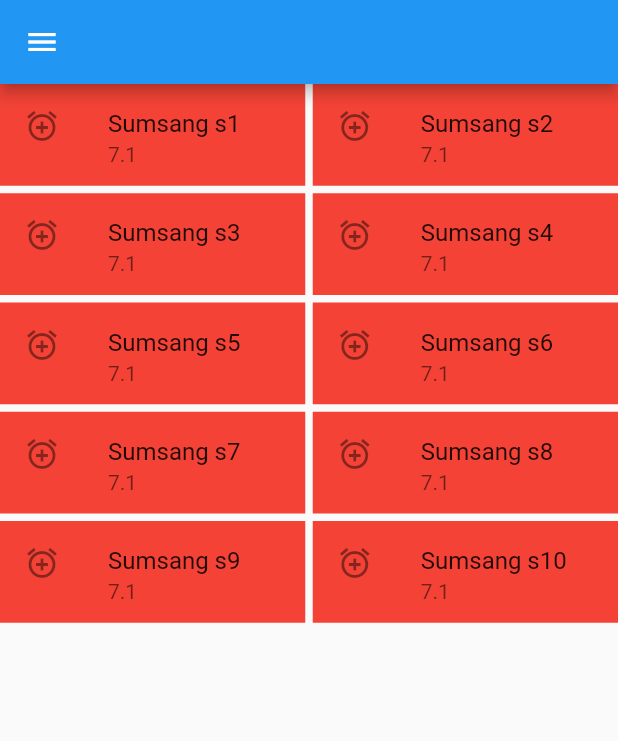
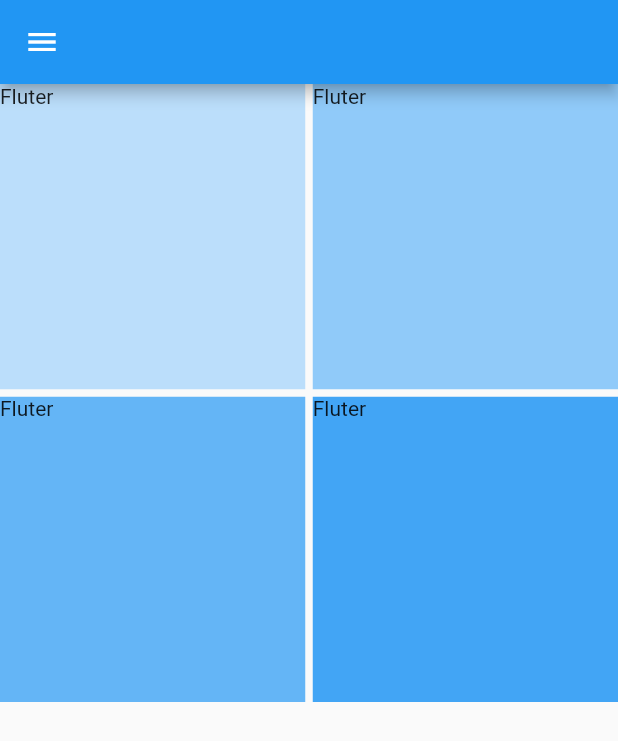
Before and after one commit to wejden7/Flutter_Tutorial, a Flutter app: the screen it shows after launch, on a phone screen of 412 x 824 dp. Shown: the top 741 px of the screen. Run offline on Flutter 3.47's test engine with Material 2 defaults, Android fonts, the phone set to English and light mode, and no system bars.

Commit message:
GridView

```diff
--- a/lib/NewPage/test.dart
+++ b/lib/NewPage/test.dart
@@ -20,24 +20,34 @@ class _TestState extends State<Test> {
   ];
   @override
   Widget build(BuildContext context) {
-    return GridView.builder(
-        physics: BouncingScrollPhysics(),
-        itemCount: mobile.length,
-        gridDelegate: SliverGridDelegateWithFixedCrossAxisCount(
-            crossAxisCount: 2,
-            crossAxisSpacing: 5,
-            mainAxisSpacing: 5,
-            childAspectRatio: 3),
-        itemBuilder: (context, i) {
-          return Container(
-            // margin: EdgeInsets.only(top: 10, left: 5, right: 5),
-            child: ListTile(
-              tileColor: Colors.red,
-              title: Text(mobile[i]["name"]),
-              subtitle: Text(mobile[i]["screen"]),
-              leading: Icon(Icons.alarm_add),
-            ),
-          );
-        });
+    return GridView(
+      gridDelegate: SliverGridDelegateWithFixedCrossAxisCount(
+        crossAxisCount: 2,
+        mainAxisSpacing: 5,
+        crossAxisSpacing: 5,
+      ),
+      children: [
+        Container(
+          child: Text("Fluter"),
+          height: 200,
+          color: Colors.blue[100],
+        ),
+        Container(
+          child: Text("Fluter"),
+          height: 200,
+          color: Colors.blue[200],
+        ),
+        Container(
+          child: Text("Fluter"),
+          height: 200,
+          color: Colors.blue[300],
+        ),
+        Container(
+          child: Text("Fluter"),
+          height: 200,
+          color: Colors.blue[400],
+        ),
+      ],
+    );
   }
 }
```
